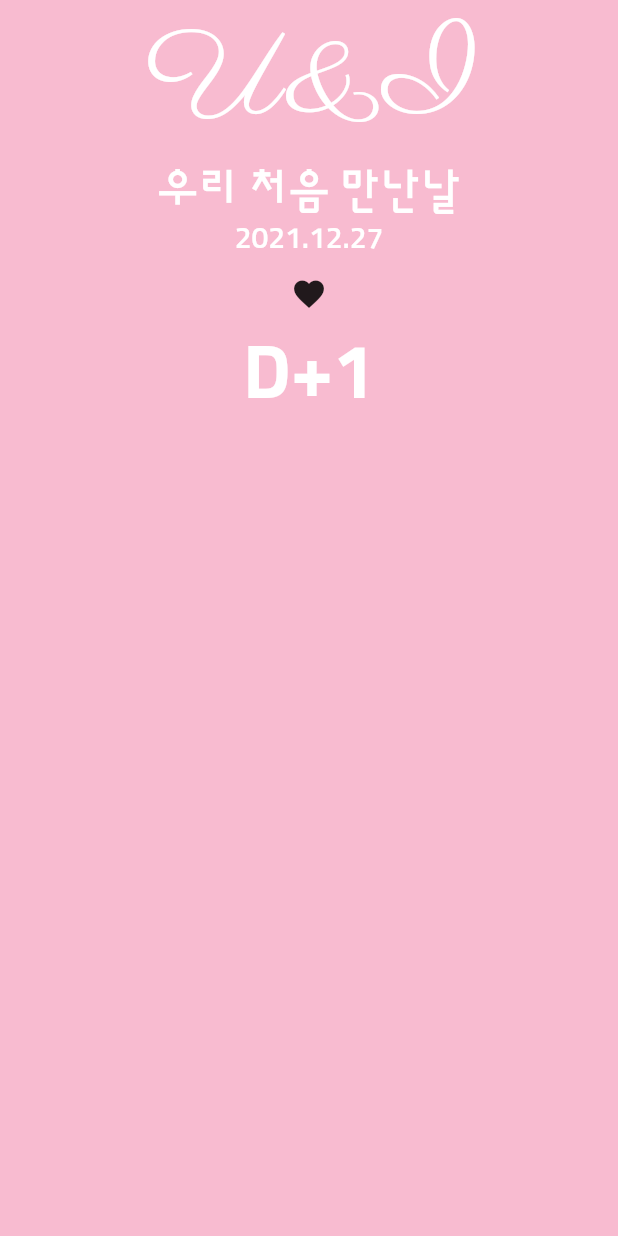
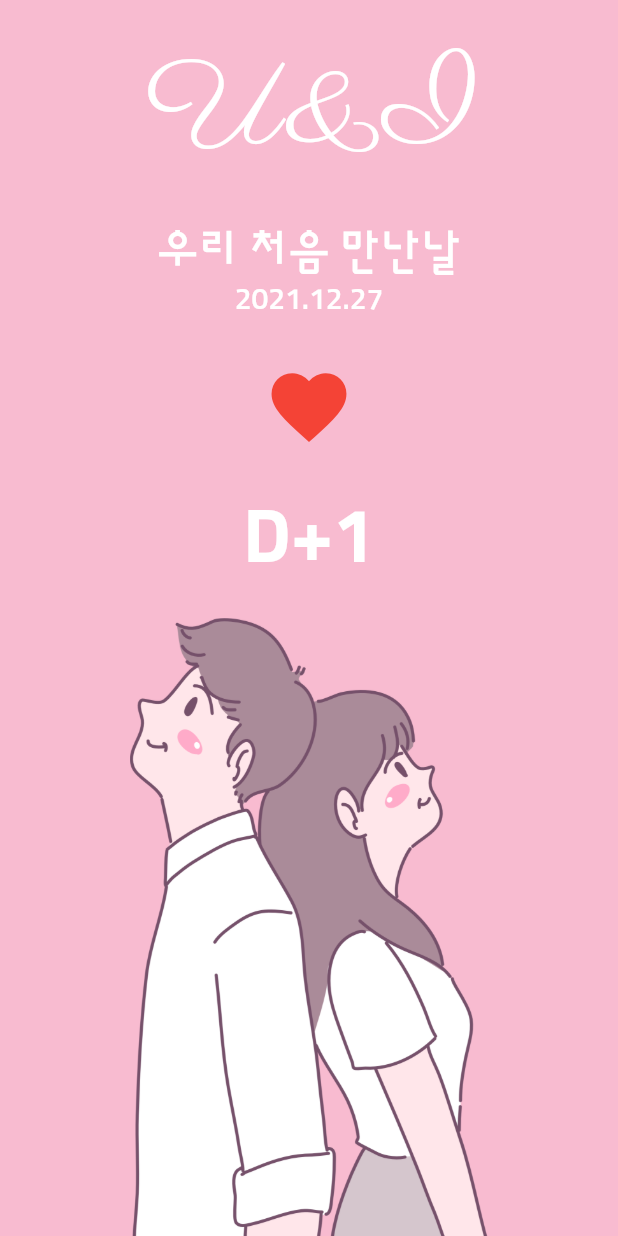
Before and after one commit to yh0921k/flutter_playground, a Flutter app: the screen it shows after launch, on a phone screen of 412 x 824 dp. Run offline on Flutter 3.47's test engine with Material 2 defaults, Android fonts, the phone set to English and light mode, and no system bars.

Commit message:
feat: 디자인 마무리

```diff
--- a/lib/screen/home_screen.dart
+++ b/lib/screen/home_screen.dart
@@ -13,32 +13,51 @@ class _HomeScreenState extends State<HomeScreen> {
     return Scaffold(
         backgroundColor: Colors.pink[100],
         body: SafeArea(
+          bottom: false,
           child: Container(
               width: MediaQuery.of(context).size.width,
               child: Column(
+                children: [_TopPart(), _BottomPart()],
+              )),
+        ));
+  }
+}
+
+class _TopPart extends StatelessWidget {
+  const _TopPart({Key? key}) : super(key: key);
+
+  @override
+  Widget build(BuildContext context) {
+    return Expanded(
+      child: Column(
+        mainAxisAlignment: MainAxisAlignment.spaceEvenly,
         children: [
           Text(
             'U&I',
             style: TextStyle(
-                      color: Colors.white,
-                      fontFamily: 'parisienne',
-                      fontSize: 80),
+                color: Colors.white, fontFamily: 'parisienne', fontSize: 80),
           ),
+          Column(
+            children: [
               Text(
                 '우리 처음 만난날',
                 style: TextStyle(
-                      color: Colors.white,
-                      fontFamily: 'sunflower',
-                      fontSize: 30),
+                    color: Colors.white, fontFamily: 'sunflower', fontSize: 30),
               ),
               Text(
                 '2021.12.27',
                 style: TextStyle(
-                      color: Colors.white,
-                      fontFamily: 'sunflower',
-                      fontSize: 20),
+                    color: Colors.white, fontFamily: 'sunflower', fontSize: 20),
               ),
-                IconButton(onPressed: () {}, icon: Icon(Icons.favorite)),
+            ],
+          ),
+          IconButton(
+              iconSize: 60.0,
+              onPressed: () {},
+              icon: Icon(
+                Icons.favorite,
+                color: Colors.red,
+              )),
           Text(
             'D+1',
             style: TextStyle(
@@ -49,7 +68,15 @@ class _HomeScreenState extends State<HomeScreen> {
           )
         ],
       ),
-          ),
-        ));
+    );
   }
 }
+
+class _BottomPart extends StatelessWidget {
+  const _BottomPart({Key? key}) : super(key: key);
+
+  @override
+  Widget build(BuildContext context) {
+    return Expanded(child: Image.asset('asset/img/middle_image.png'));
+  }
+}
```
Lines whose indentation alone changed are shown as unchanged.
